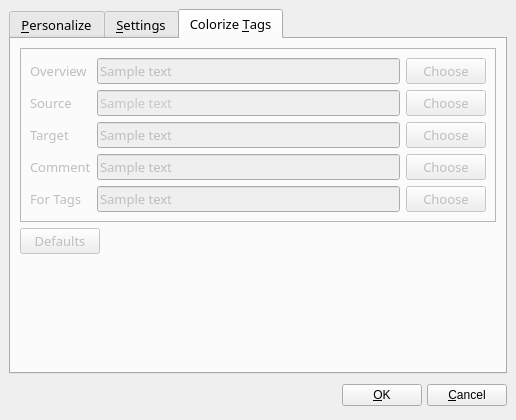
This is pootling/ui/Preference.ui in cc-archive/pootle as Qt 5 draws it before an edit. The edited form follows.
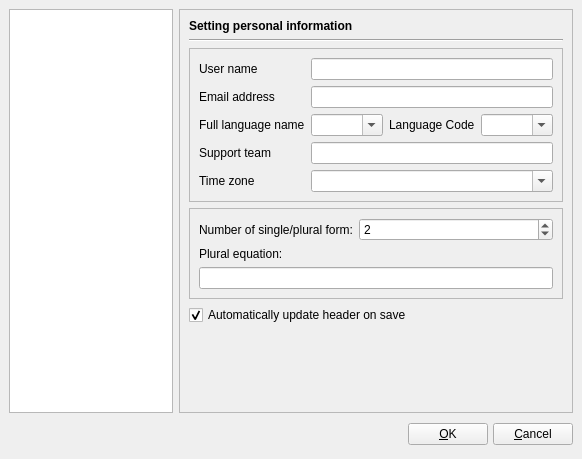
This is the edited form. The open tabs and pages were chosen to show the change.

Commit message: change Preference interface

What changed in the file:
```diff
--- a/pootling/ui/Preference.ui
+++ b/pootling/ui/Preference.ui
@@ -5,8 +5,8 @@
    <rect>
     <x>0</x>
     <y>0</y>
-    <width>516</width>
-    <height>382</height>
+    <width>582</width>
+    <height>459</height>
    </rect>
   </property>
   <property name="sizePolicy" >
@@ -27,49 +27,29 @@
    <property name="spacing" >
     <number>6</number>
    </property>
-   <item row="0" column="0" >
-    <widget class="QTabWidget" name="tabWidget" >
-     <property name="enabled" >
-      <bool>true</bool>
-     </property>
+   <item row="0" column="1" >
+    <widget class="QStackedWidget" name="stackedWidget" >
      <property name="sizePolicy" >
       <sizepolicy>
        <hsizetype>7</hsizetype>
-       <vsizetype>5</vsizetype>
+       <vsizetype>7</vsizetype>
        <horstretch>0</horstretch>
        <verstretch>0</verstretch>
       </sizepolicy>
      </property>
-     <property name="font" >
-      <font>
-       <family>Sans Serif</family>
-       <pointsize>10</pointsize>
-       <weight>50</weight>
-       <italic>false</italic>
-       <bold>false</bold>
-       <underline>false</underline>
-       <strikeout>false</strikeout>
-      </font>
+     <property name="frameShape" >
+      <enum>QFrame::StyledPanel</enum>
      </property>
-     <property name="focusPolicy" >
-      <enum>Qt::WheelFocus</enum>
+     <property name="frameShadow" >
+      <enum>QFrame::Plain</enum>
      </property>
-     <property name="autoFillBackground" >
-      <bool>false</bool>
-     </property>
-     <property name="tabPosition" >
-      <enum>QTabWidget::North</enum>
+     <property name="lineWidth" >
+      <number>1</number>
      </property>
      <property name="currentIndex" >
       <number>0</number>
      </property>
-     <widget class="QWidget" name="tab1" >
-      <property name="enabled" >
-       <bool>true</bool>
-      </property>
-      <attribute name="title" >
-       <string>&amp;Personalize</string>
-      </attribute>
+     <widget class="QWidget" name="personal" >
       <layout class="QGridLayout" >
        <property name="margin" >
         <number>9</number>
@@ -77,20 +57,79 @@
        <property name="spacing" >
         <number>6</number>
        </property>
+       <item row="5" column="0" >
+        <spacer>
+         <property name="orientation" >
+          <enum>Qt::Vertical</enum>
+         </property>
+         <property name="sizeHint" >
+          <size>
+           <width>20</width>
+           <height>40</height>
+          </size>
+         </property>
+        </spacer>
+       </item>
        <item row="3" column="0" >
-        <spacer>
-         <property name="orientation" >
-          <enum>Qt::Vertical</enum>
+        <widget class="QFrame" name="frame_2" >
+         <property name="frameShape" >
+          <enum>QFrame::StyledPanel</enum>
          </property>
-         <property name="sizeHint" >
-          <size>
-           <width>20</width>
-           <height>41</height>
-          </size>
+         <property name="frameShadow" >
+          <enum>QFrame::Raised</enum>
          </property>
-        </spacer>
+         <layout class="QGridLayout" >
+          <property name="margin" >
+           <number>9</number>
+          </property>
+          <property name="spacing" >
+           <number>6</number>
+          </property>
+          <item row="2" column="0" colspan="2" >
+           <widget class="QLineEdit" name="lineEqaution" />
+          </item>
+          <item row="1" column="0" >
+           <widget class="QLabel" name="label_2" >
+            <property name="text" >
+             <string>Plural equation:</string>
+            </property>
+           </widget>
+          </item>
+          <item row="0" column="0" >
+           <widget class="QLabel" name="label_3" >
+            <property name="text" >
+             <string>Number of single/plural form:</string>
+            </property>
+           </widget>
+          </item>
+          <item row="0" column="1" >
+           <widget class="QSpinBox" name="spinBox" >
+            <property name="sizePolicy" >
+             <sizepolicy>
+              <hsizetype>7</hsizetype>
+              <vsizetype>0</vsizetype>
+              <horstretch>0</horstretch>
+              <verstretch>0</verstretch>
+             </sizepolicy>
+            </property>
+            <property name="maximum" >
+             <number>10</number>
+            </property>
+            <property name="minimum" >
+             <number>1</number>
+            </property>
+            <property name="singleStep" >
+             <number>1</number>
+            </property>
+            <property name="value" >
+             <number>2</number>
+            </property>
+           </widget>
+          </item>
+         </layout>
+        </widget>
        </item>
-       <item row="0" column="0" >
+       <item row="2" column="0" >
         <widget class="QFrame" name="frame" >
          <property name="sizePolicy" >
           <sizepolicy>
@@ -291,7 +330,7 @@
            <widget class="QLineEdit" name="EmailAddress" >
             <property name="sizePolicy" >
              <sizepolicy>
-              <hsizetype>5</hsizetype>
+              <hsizetype>7</hsizetype>
               <vsizetype>0</vsizetype>
               <horstretch>0</horstretch>
               <verstretch>0</verstretch>
@@ -305,7 +344,27 @@
          </layout>
         </widget>
        </item>
-       <item row="2" column="0" >
+       <item row="0" column="0" >
+        <widget class="QLabel" name="label" >
+         <property name="font" >
+          <font>
+           <weight>75</weight>
+           <bold>true</bold>
+          </font>
+         </property>
+         <property name="text" >
+          <string>Setting personal information</string>
+         </property>
+        </widget>
+       </item>
+       <item row="1" column="0" >
+        <widget class="Line" name="line" >
+         <property name="orientation" >
+          <enum>Qt::Horizontal</enum>
+         </property>
+        </widget>
+       </item>
+       <item row="4" column="0" >
         <widget class="QCheckBox" name="chkHeaderAuto" >
          <property name="sizePolicy" >
           <sizepolicy>
@@ -323,63 +382,9 @@
          </property>
         </widget>
        </item>
-       <item row="1" column="0" >
-        <widget class="QFrame" name="frame_2" >
-         <property name="frameShape" >
-          <enum>QFrame::StyledPanel</enum>
-         </property>
-         <property name="frameShadow" >
-          <enum>QFrame::Raised</enum>
-         </property>
-         <layout class="QGridLayout" >
-          <property name="margin" >
-           <number>9</number>
-          </property>
-          <property name="spacing" >
-           <number>6</number>
-          </property>
-          <item row="2" column="0" colspan="2" >
-           <widget class="QLineEdit" name="lineEqaution" />
-          </item>
-          <item row="1" column="0" >
-           <widget class="QLabel" name="label_2" >
-            <property name="text" >
-             <string>Plural equation:</string>
-            </property>
-           </widget>
-          </item>
-          <item row="0" column="0" >
-           <widget class="QLabel" name="label" >
-            <property name="text" >
-             <string>Number of single/plural form:</string>
-            </property>
-           </widget>
-          </item>
-          <item row="0" column="1" >
-           <widget class="QSpinBox" name="spinBox" >
-            <property name="maximum" >
-             <number>10</number>
-            </property>
-            <property name="minimum" >
-             <number>1</number>
-            </property>
-            <property name="singleStep" >
-             <number>1</number>
-            </property>
-            <property name="value" >
-             <number>2</number>
-            </property>
-           </widget>
-          </item>
-         </layout>
-        </widget>
-       </item>
       </layout>
      </widget>
-     <widget class="QWidget" name="tab2" >
-      <attribute name="title" >
-       <string>&amp;Settings</string>
-      </attribute>
+     <widget class="QWidget" name="interface" >
       <layout class="QGridLayout" >
        <property name="margin" >
         <number>9</number>
@@ -854,824 +859,24 @@
        </item>
       </layout>
      </widget>
-     <widget class="QWidget" name="tab" >
-      <property name="enabled" >
-       <bool>false</bool>
-      </property>
-      <attribute name="title" >
-       <string>Colorize &amp;Tags</string>
-      </attribute>
-      <layout class="QGridLayout" >
-       <property name="margin" >
-        <number>9</number>
-       </property>
-       <property name="spacing" >
-        <number>6</number>
-       </property>
-       <item row="2" column="1" >
-        <spacer>
-         <property name="orientation" >
-          <enum>Qt::Vertical</enum>
-         </property>
-         <property name="sizeType" >
-          <enum>QSizePolicy::MinimumExpanding</enum>
-         </property>
-         <property name="sizeHint" >
-          <size>
-           <width>221</width>
-           <height>61</height>
-          </size>
-         </property>
-        </spacer>
-       </item>
-       <item row="0" column="0" colspan="2" >
-        <widget class="QFrame" name="frame2_2" >
-         <property name="sizePolicy" >
-          <sizepolicy>
-           <hsizetype>7</hsizetype>
-           <vsizetype>0</vsizetype>
-           <horstretch>0</horstretch>
-           <verstretch>0</verstretch>
-          </sizepolicy>
-         </property>
-         <property name="frameShape" >
-          <enum>QFrame::StyledPanel</enum>
-         </property>
-         <property name="frameShadow" >
-          <enum>QFrame::Raised</enum>
-         </property>
-         <layout class="QGridLayout" >
-          <property name="margin" >
-           <number>9</number>
-          </property>
-          <property name="spacing" >
-           <number>6</number>
-          </property>
-          <item row="3" column="2" >
-           <widget class="QPushButton" name="bntColor" >
-            <property name="sizePolicy" >
-             <sizepolicy>
-              <hsizetype>0</hsizetype>
-              <vsizetype>0</vsizetype>
-              <horstretch>0</horstretch>
-              <verstretch>0</verstretch>
-             </sizepolicy>
-            </property>
-            <property name="text" >
-             <string>Choose</string>
-            </property>
-           </widget>
-          </item>
-          <item row="4" column="2" >
-           <widget class="QPushButton" name="bntColor" >
-            <property name="sizePolicy" >
-             <sizepolicy>
-              <hsizetype>0</hsizetype>
-              <vsizetype>0</vsizetype>
-              <horstretch>0</horstretch>
-              <verstretch>0</verstretch>
-             </sizepolicy>
-            </property>
-            <property name="text" >
-             <string>Choose</string>
-            </property>
-           </widget>
-          </item>
-          <item row="2" column="2" >
-           <widget class="QPushButton" name="bntColor" >
-            <property name="sizePolicy" >
-             <sizepolicy>
-              <hsizetype>0</hsizetype>
-              <vsizetype>0</vsizetype>
-              <horstretch>0</horstretch>
-              <verstretch>0</verstretch>
-             </sizepolicy>
-            </property>
-            <property name="text" >
-             <string>Choose</string>
-            </property>
-           </widget>
-          </item>
-          <item row="0" column="1" >
-           <widget class="QLineEdit" name="overviewColor" >
-            <property name="enabled" >
-             <bool>false</bool>
-            </property>
-            <property name="text" >
-             <string>Sample text</string>
-            </property>
-            <property name="readOnly" >
-             <bool>true</bool>
-            </property>
-           </widget>
-          </item>
-          <item row="1" column="1" >
-           <widget class="QLineEdit" name="tuSourceColor" >
-            <property name="palette" >
-             <palette>
-              <active>
-               <colorrole role="WindowText" >
-                <brush brushstyle="SolidPattern" >
-                 <color alpha="255" >
-                  <red>0</red>
-                  <green>0</green>
-                  <blue>0</blue>
-                 </color>
-                </brush>
-               </colorrole>
-               <colorrole role="Button" >
-                <brush brushstyle="SolidPattern" >
-                 <color alpha="255" >
-                  <red>221</red>
-                  <green>223</green>
-                  <blue>228</blue>
-                 </color>
-                </brush>
-               </colorrole>
-               <colorrole role="Light" >
-                <brush brushstyle="SolidPattern" >
-                 <color alpha="255" >
-                  <red>255</red>
-                  <green>255</green>
-                  <blue>255</blue>
-                 </color>
-                </brush>
-               </colorrole>
-               <colorrole role="Midlight" >
-                <brush brushstyle="SolidPattern" >
-                 <color alpha="255" >
-                  <red>255</red>
-                  <green>255</green>
-                  <blue>255</blue>
-                 </color>
-                </brush>
-               </colorrole>
-               <colorrole role="Dark" >
-                <brush brushstyle="SolidPattern" >
-                 <color alpha="255" >
-                  <red>85</red>
-                  <green>85</green>
-                  <blue>85</blue>
-                 </color>
-                </brush>
-               </colorrole>
-               <colorrole role="Mid" >
-                <brush brushstyle="SolidPattern" >
-                 <color alpha="255" >
-                  <red>199</red>
-                  <green>199</green>
-                  <blue>199</blue>
-                 </color>
-                </brush>
-               </colorrole>
-               <colorrole role="Text" >
-                <brush brushstyle="SolidPattern" >
-                 <color alpha="255" >
-                  <red>0</red>
-                  <green>0</green>
-                  <blue>0</blue>
-                 </color>
-                </brush>
-               </colorrole>
-               <colorrole role="BrightText" >
-                <brush brushstyle="SolidPattern" >
-                 <color alpha="255" >
-                  <red>255</red>
-                  <green>255</green>
-                  <blue>255</blue>
-                 </color>
-                </brush>
-               </colorrole>
-               <colorrole role="ButtonText" >
-                <brush brushstyle="SolidPattern" >
-                 <color alpha="255" >
-                  <red>0</red>
-                  <green>0</green>
-                  <blue>0</blue>
-                 </color>
-                </brush>
-               </colorrole>
-               <colorrole role="Base" >
-                <brush brushstyle="SolidPattern" >
-                 <color alpha="255" >
-                  <red>255</red>
-                  <green>255</green>
-                  <blue>255</blue>
-                 </color>
-                </brush>
-               </colorrole>
-               <colorrole role="Window" >
-                <brush brushstyle="SolidPattern" >
-                 <color alpha="255" >
-                  <red>239</red>
-                  <green>239</green>
-                  <blue>239</blue>
-                 </color>
-                </brush>
-               </colorrole>
-               <colorrole role="Shadow" >
-                <brush brushstyle="SolidPattern" >
-                 <color alpha="255" >
-                  <red>0</red>
-                  <green>0</green>
-                  <blue>0</blue>
-                 </color>
-                </brush>
-               </colorrole>
-               <colorrole role="Highlight" >
-                <brush brushstyle="SolidPattern" >
-                 <color alpha="255" >
-                  <red>103</red>
-                  <green>141</green>
-                  <blue>178</blue>
-                 </color>
-                </brush>
-               </colorrole>
-               <colorrole role="HighlightedText" >
-                <brush brushstyle="SolidPattern" >
-                 <color alpha="255" >
-                  <red>255</red>
-                  <green>255</green>
-                  <blue>255</blue>
-                 </color>
-                </brush>
-               </colorrole>
-               <colorrole role="Link" >
-                <brush brushstyle="SolidPattern" >
-                 <color alpha="255" >
-                  <red>0</red>
-                  <green>0</green>
-                  <blue>238</blue>
-                 </color>
-                </brush>
-               </colorrole>
-               <colorrole role="LinkVisited" >
-                <brush brushstyle="SolidPattern" >
-                 <color alpha="255" >
-                  <red>82</red>
-                  <green>24</green>
-                  <blue>139</blue>
-                 </color>
-                </brush>
-               </colorrole>
-               <colorrole role="AlternateBase" >
-                <brush brushstyle="SolidPattern" >
-                 <color alpha="255" >
-                  <red>232</red>
-                  <green>232</green>
-                  <blue>232</blue>
-                 </color>
-                </brush>
-               </colorrole>
-              </active>
-              <inactive>
-               <colorrole role="WindowText" >
-                <brush brushstyle="SolidPattern" >
-                 <color alpha="255" >
-                  <red>0</red>
-                  <green>0</green>
-                  <blue>0</blue>
-                 </color>
-                </brush>
-               </colorrole>
-               <colorrole role="Button" >
-                <brush brushstyle="SolidPattern" >
-                 <color alpha="255" >
-                  <red>221</red>
-                  <green>223</green>
-                  <blue>228</blue>
-                 </color>
-                </brush>
-               </colorrole>
-               <colorrole role="Light" >
-                <brush brushstyle="SolidPattern" >
-                 <color alpha="255" >
-                  <red>255</red>
-                  <green>255</green>
-                  <blue>255</blue>
-                 </color>
-                </brush>
-               </colorrole>
-               <colorrole role="Midlight" >
-                <brush brushstyle="SolidPattern" >
-                 <color alpha="255" >
-                  <red>255</red>
-                  <green>255</green>
-                  <blue>255</blue>
-                 </color>
-                </brush>
-               </colorrole>
-               <colorrole role="Dark" >
-                <brush brushstyle="SolidPattern" >
-                 <color alpha="255" >
-                  <red>85</red>
-                  <green>85</green>
-                  <blue>85</blue>
-                 </color>
-                </brush>
-               </colorrole>
-               <colorrole role="Mid" >
-                <brush brushstyle="SolidPattern" >
-                 <color alpha="255" >
-                  <red>199</red>
-                  <green>199</green>
-                  <blue>199</blue>
-                 </color>
-                </brush>
-               </colorrole>
-               <colorrole role="Text" >
-                <brush brushstyle="SolidPattern" >
-                 <color alpha="255" >
-                  <red>0</red>
-                  <green>0</green>
-                  <blue>0</blue>
-                 </color>
-                </brush>
-               </colorrole>
-               <colorrole role="BrightText" >
-                <brush brushstyle="SolidPattern" >
-                 <color alpha="255" >
-                  <red>255</red>
-                  <green>255</green>
-                  <blue>255</blue>
-                 </color>
-                </brush>
-               </colorrole>
-               <colorrole role="ButtonText" >
-                <brush brushstyle="SolidPattern" >
-                 <color alpha="255" >
-                  <red>0</red>
-                  <green>0</green>
-                  <blue>0</blue>
-                 </color>
-                </brush>
-               </colorrole>
-               <colorrole role="Base" >
-                <brush brushstyle="SolidPattern" >
-                 <color alpha="255" >
-                  <red>255</red>
-                  <green>255</green>
-                  <blue>255</blue>
-                 </color>
-                </brush>
-               </colorrole>
-               <colorrole role="Window" >
-                <brush brushstyle="SolidPattern" >
-                 <color alpha="255" >
-                  <red>239</red>
-                  <green>239</green>
-                  <blue>239</blue>
-                 </color>
-                </brush>
-               </colorrole>
-               <colorrole role="Shadow" >
-                <brush brushstyle="SolidPattern" >
-                 <color alpha="255" >
-                  <red>0</red>
-                  <green>0</green>
-                  <blue>0</blue>
-                 </color>
-                </brush>
-               </colorrole>
-               <colorrole role="Highlight" >
-                <brush brushstyle="SolidPattern" >
-                 <color alpha="255" >
-                  <red>103</red>
-                  <green>141</green>
-                  <blue>178</blue>
-                 </color>
-                </brush>
-               </colorrole>
-               <colorrole role="HighlightedText" >
-                <brush brushstyle="SolidPattern" >
-                 <color alpha="255" >
-                  <red>255</red>
-                  <green>255</green>
-                  <blue>255</blue>
-                 </color>
-                </brush>
-               </colorrole>
-               <colorrole role="Link" >
-                <brush brushstyle="SolidPattern" >
-                 <color alpha="255" >
-                  <red>0</red>
-                  <green>0</green>
-                  <blue>238</blue>
-                 </color>
-                </brush>
-               </colorrole>
-               <colorrole role="LinkVisited" >
-                <brush brushstyle="SolidPattern" >
-                 <color alpha="255" >
-                  <red>82</red>
-                  <green>24</green>
-                  <blue>139</blue>
-                 </color>
-                </brush>
-               </colorrole>
-               <colorrole role="AlternateBase" >
-                <brush brushstyle="SolidPattern" >
-                 <color alpha="255" >
-                  <red>232</red>
-                  <green>232</green>
-                  <blue>232</blue>
-                 </color>
-                </brush>
-               </colorrole>
-              </inactive>
-              <disabled>
-               <colorrole role="WindowText" >
-                <brush brushstyle="SolidPattern" >
-                 <color alpha="255" >
-                  <red>128</red>
-                  <green>128</green>
-                  <blue>128</blue>
-                 </color>
-                </brush>
-               </colorrole>
-               <colorrole role="Button" >
-                <brush brushstyle="SolidPattern" >
-                 <color alpha="255" >
-                  <red>221</red>
-                  <green>223</green>
-                  <blue>228</blue>
-                 </color>
-                </brush>
-               </colorrole>
-               <colorrole role="Light" >
-                <brush brushstyle="SolidPattern" >
-                 <color alpha="255" >
-                  <red>255</red>
-                  <green>255</green>
-                  <blue>255</blue>
-                 </color>
-                </brush>
-               </colorrole>
-               <colorrole role="Midlight" >
-                <brush brushstyle="SolidPattern" >
-                 <color alpha="255" >
-                  <red>255</red>
-                  <green>255</green>
-                  <blue>255</blue>
-                 </color>
-                </brush>
-               </colorrole>
-               <colorrole role="Dark" >
-                <brush brushstyle="SolidPattern" >
-                 <color alpha="255" >
-                  <red>85</red>
-                  <green>85</green>
-                  <blue>85</blue>
-                 </color>
-                </brush>
-               </colorrole>
-               <colorrole role="Mid" >
-                <brush brushstyle="SolidPattern" >
-                 <color alpha="255" >
-                  <red>199</red>
-                  <green>199</green>
-                  <blue>199</blue>
-                 </color>
-                </brush>
-               </colorrole>
-               <colorrole role="Text" >
-                <brush brushstyle="SolidPattern" >
-                 <color alpha="255" >
-                  <red>199</red>
-                  <green>199</green>
-                  <blue>199</blue>
-                 </color>
-                </brush>
-               </colorrole>
-               <colorrole role="BrightText" >
-                <brush brushstyle="SolidPattern" >
-                 <color alpha="255" >
-                  <red>255</red>
-                  <green>255</green>
-                  <blue>255</blue>
-                 </color>
-                </brush>
-               </colorrole>
-               <colorrole role="ButtonText" >
-                <brush brushstyle="SolidPattern" >
-                 <color alpha="255" >
-                  <red>128</red>
-                  <green>128</green>
-                  <blue>128</blue>
-                 </color>
-                </brush>
-               </colorrole>
-               <colorrole role="Base" >
-                <brush brushstyle="SolidPattern" >
-                 <color alpha="255" >
-                  <red>239</red>
-                  <green>239</green>
-                  <blue>239</blue>
-                 </color>
-                </brush>
-               </colorrole>
-               <colorrole role="Window" >
-                <brush brushstyle="SolidPattern" >
-                 <color alpha="255" >
-                  <red>239</red>
-                  <green>239</green>
-                  <blue>239</blue>
-                 </color>
-                </brush>
-               </colorrole>
-               <colorrole role="Shadow" >
-                <brush brushstyle="SolidPattern" >
-                 <color alpha="255" >
-                  <red>0</red>
-                  <green>0</green>
-                  <blue>0</blue>
-                 </color>
-                </brush>
-               </colorrole>
-               <colorrole role="Highlight" >
-                <brush brushstyle="SolidPattern" >
-                 <color alpha="255" >
-                  <red>86</red>
-                  <green>117</green>
-                  <blue>148</blue>
-                 </color>
-                </brush>
-               </colorrole>
-               <colorrole role="HighlightedText" >
-                <brush brushstyle="SolidPattern" >
-                 <color alpha="255" >
-                  <red>255</red>
-                  <green>255</green>
-                  <blue>255</blue>
-                 </color>
-                </brush>
-               </colorrole>
-               <colorrole role="Link" >
-                <brush brushstyle="SolidPattern" >
-                 <color alpha="255" >
-                  <red>0</red>
-                  <green>0</green>
-                  <blue>238</blue>
-                 </color>
-                </brush>
-               </colorrole>
-               <colorrole role="LinkVisited" >
-                <brush brushstyle="SolidPattern" >
-                 <color alpha="255" >
-                  <red>82</red>
-                  <green>24</green>
-                  <blue>139</blue>
-                 </color>
-                </brush>
-               </colorrole>
-               <colorrole role="AlternateBase" >
-                <brush brushstyle="SolidPattern" >
-                 <color alpha="255" >
-                  <red>232</red>
-                  <green>232</green>
-                  <blue>232</blue>
-                 </color>
-                </brush>
-               </colorrole>
-              </disabled>
-             </palette>
-            </property>
-            <property name="text" >
-             <string>Sample text</string>
-            </property>
-            <property name="readOnly" >
-             <bool>true</bool>
-            </property>
-           </widget>
-          </item>
-          <item row="2" column="1" >
-           <widget class="QLineEdit" name="tuTargetColor" >
-            <property name="text" >
-             <string>Sample text</string>
-            </property>
-            <property name="readOnly" >
-             <bool>true</bool>
-            </property>
-           </widget>
-          </item>
-          <item row="3" column="1" >
-           <widget class="QLineEdit" name="commentColor" >
-            <property name="text" >
-             <string>Sample text</string>
-            </property>
-            <property name="readOnly" >
-             <bool>true</bool>
-            </property>
-           </widget>
-          </item>
-          <item row="4" column="1" >
-           <widget class="QLineEdit" name="ColorTags" >
-            <property name="text" >
-             <string>Sample text</string>
-            </property>
-            <property name="readOnly" >
-             <bool>true</bool>
-            </property>
-           </widget>
-          </item>
-          <item row="3" column="0" >
-           <widget class="QLabel" name="ColorComment" >
-            <property name="sizePolicy" >
-             <sizepolicy>
-              <hsizetype>0</hsizetype>
-              <vsizetype>0</vsizetype>
-              <horstretch>0</horstretch>
-              <verstretch>0</verstretch>
-             </sizepolicy>
-            </property>
-            <property name="font" >
-             <font>
-              <family>Sans Serif</family>
-              <pointsize>10</pointsize>
-              <weight>50</weight>
-              <italic>false</italic>
-              <bold>false</bold>
-              <underline>false</underline>
-              <strikeout>false</strikeout>
-             </font>
-            </property>
-            <property name="text" >
-             <string>Comment</string>
-            </property>
-           </widget>
-          </item>
-          <item row="2" column="0" >
-           <widget class="QLabel" name="ColorTarget" >
-            <property name="sizePolicy" >
-             <sizepolicy>
-              <hsizetype>0</hsizetype>
-              <vsizetype>0</vsizetype>
-              <horstretch>0</horstretch>
-              <verstretch>0</verstretch>
-             </sizepolicy>
-            </property>
-            <property name="font" >
-             <font>
-              <family>Sans Serif</family>
-              <pointsize>10</pointsize>
-              <weight>50</weight>
-              <italic>false</italic>
-              <bold>false</bold>
-              <underline>false</underline>
-              <strikeout>false</strikeout>
-             </font>
-            </property>
-            <property name="text" >
-             <string>Target</string>
-            </property>
-           </widget>
-          </item>
-          <item row="1" column="0" >
-           <widget class="QLabel" name="ColorSource" >
-            <property name="sizePolicy" >
-             <sizepolicy>
-              <hsizetype>0</hsizetype>
-              <vsizetype>0</vsizetype>
-              <horstretch>0</horstretch>
-              <verstretch>0</verstretch>
-             </sizepolicy>
-            </property>
-            <property name="font" >
-             <font>
-              <family>Sans Serif</family>
-              <pointsize>10</pointsize>
-              <weight>50</weight>
-              <italic>false</italic>
-              <bold>false</bold>
-              <underline>false</underline>
-              <strikeout>false</strikeout>
-             </font>
-            </property>
-            <property name="text" >
-             <string>Source</string>
-            </property>
-           </widget>
-          </item>
-          <item row="0" column="0" >
-           <widget class="QLabel" name="ColorOverview" >
-            <property name="sizePolicy" >
-             <sizepolicy>
-              <hsizetype>0</hsizetype>
-              <vsizetype>0</vsizetype>
-              <horstretch>0</horstretch>
-              <verstretch>0</verstretch>
-             </sizepolicy>
-            </property>
-            <property name="maximumSize" >
-             <size>
-              <width>16777207</width>
-              <height>16777215</height>
-             </size>
-            </property>
-            <property name="font" >
-             <font>
-              <family>Sans Serif</family>
-              <pointsize>10</pointsize>
-              <weight>50</weight>
-              <italic>false</italic>
-              <bold>false</bold>
-              <underline>false</underline>
-              <strikeout>false</strikeout>
-             </font>
-            </property>
-            <property name="text" >
-             <string>Overview</string>
-            </property>
-            <property name="scaledContents" >
-             <bool>true</bool>
-            </property>
-            <property name="wordWrap" >
-             <bool>true</bool>
-            </property>
-            <property name="indent" >
-             <number>0</number>
-            </property>
-           </widget>
-          </item>
-          <item row="4" column="0" >
-           <widget class="QLabel" name="ColorTags" >
-            <property name="sizePolicy" >
-             <sizepolicy>
-              <hsizetype>0</hsizetype>
-              <vsizetype>0</vsizetype>
-              <horstretch>0</horstretch>
-              <verstretch>0</verstretch>
-             </sizepolicy>
-            </property>
-            <property name="font" >
-             <font>
-              <family>Sans Serif</family>
-              <pointsize>10</pointsize>
-              <weight>50</weight>
-              <italic>false</italic>
-              <bold>false</bold>
-              <underline>false</underline>
-              <strikeout>false</strikeout>
-             </font>
-            </property>
-            <property name="text" >
-             <string>For Tags</string>
-            </property>
-           </widget>
-          </item>
-          <item row="1" column="2" >
-           <widget class="QPushButton" name="bntColor" >
-            <property name="sizePolicy" >
-             <sizepolicy>
-              <hsizetype>0</hsizetype>
-              <vsizetype>0</vsizetype>
-              <horstretch>0</horstretch>
-              <verstretch>0</verstretch>
-             </sizepolicy>
-            </property>
-            <property name="text" >
-             <string>Choose</string>
-            </property>
-           </widget>
-          </item>
-          <item row="0" column="2" >
-           <widget class="QPushButton" name="bntColor" >
-            <property name="sizePolicy" >
-             <sizepolicy>
-              <hsizetype>0</hsizetype>
-              <vsizetype>0</vsizetype>
-              <horstretch>0</horstretch>
-              <verstretch>0</verstretch>
-             </sizepolicy>
-            </property>
-            <property name="text" >
-             <string>Choose</string>
-            </property>
-           </widget>
-          </item>
-         </layout>
-        </widget>
-       </item>
-       <item row="1" column="0" >
-        <widget class="QPushButton" name="bntColorDefaults" >
-         <property name="sizePolicy" >
-          <sizepolicy>
-           <hsizetype>0</hsizetype>
-           <vsizetype>0</vsizetype>
-           <horstretch>0</horstretch>
-           <verstretch>0</verstretch>
-          </sizepolicy>
-         </property>
-         <property name="text" >
-          <string>Defaults</string>
-         </property>
-        </widget>
-       </item>
-      </layout>
-     </widget>
     </widget>
    </item>
-   <item row="1" column="0" >
+   <item row="0" column="0" >
+    <widget class="QListWidget" name="listWidget" >
+     <property name="sizePolicy" >
+      <sizepolicy>
+       <hsizetype>5</hsizetype>
+       <vsizetype>5</vsizetype>
+       <horstretch>0</horstretch>
+       <verstretch>0</verstretch>
+      </sizepolicy>
+     </property>
+     <property name="resizeMode" >
+      <enum>QListView::Adjust</enum>
+     </property>
+    </widget>
+   </item>
+   <item row="1" column="1" >
     <layout class="QHBoxLayout" >
      <property name="margin" >
       <number>0</number>
```
Left out of the diff: 74 changed lines with no effect on the pictures. The commit also changes 1 other file.
